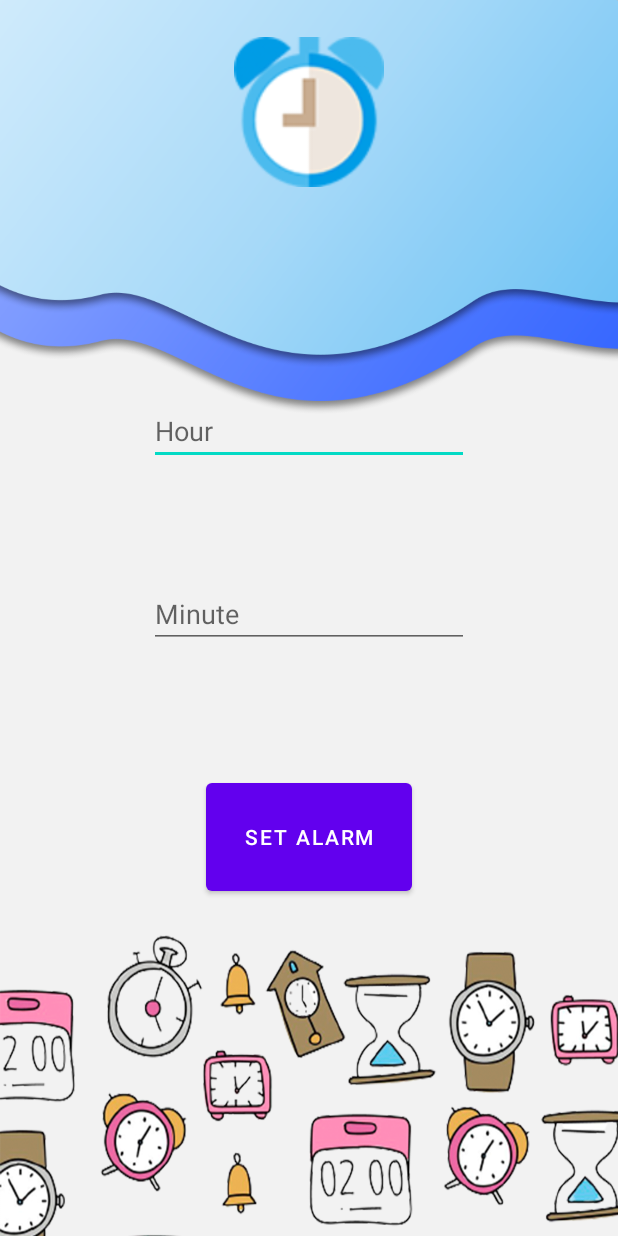
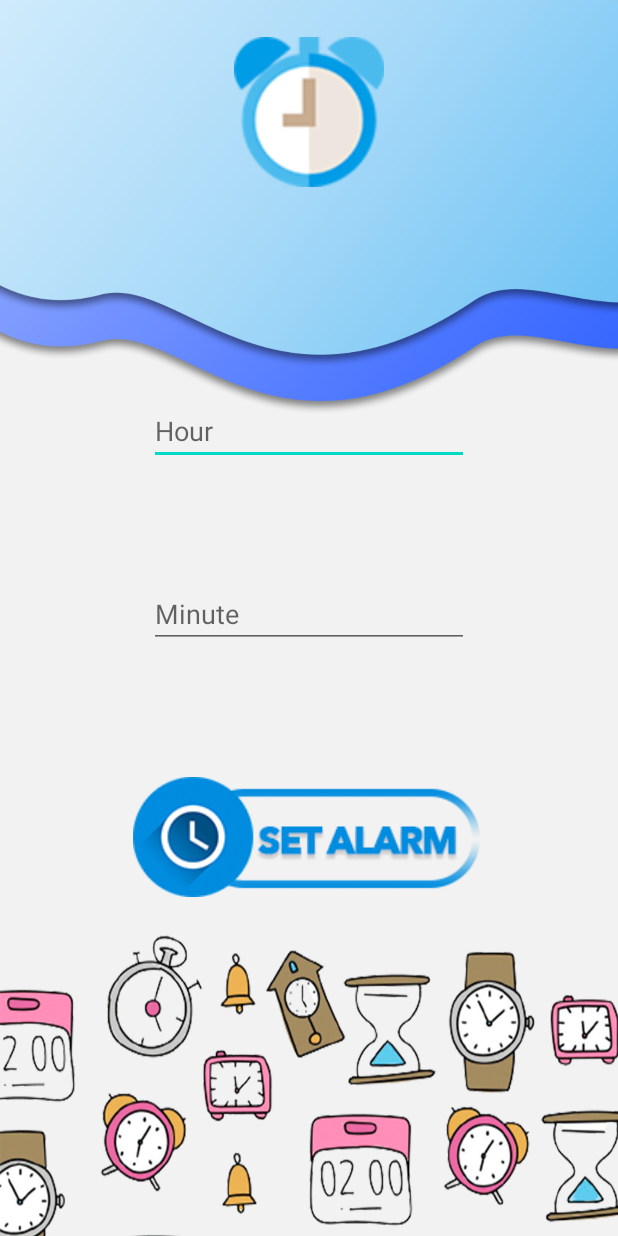
Before and after one commit to saizk/Reminiscence, an Android app: the AlarmActivity screen opened directly, with no data from a screen before it, on a phone screen of 412 x 824 dp. Run offline under Robolectric (Android 15) with nearby library versions, the phone set to English and light mode, and no system bars.

Commit message:
alarm interface

```diff
--- a/app/src/main/java/com/example/reminiscence/AlarmActivity.java
+++ b/app/src/main/java/com/example/reminiscence/AlarmActivity.java
@@ -9,13 +9,14 @@ import android.provider.AlarmClock;
 import android.view.View;
 import android.widget.Button;
 import android.widget.EditText;
+import android.widget.ImageButton;
 
 public class AlarmActivity extends AppCompatActivity {
 
     EditText mHourEditText;
     EditText mMinuteEditText;
 
-    Button mSetAlarmButton;
+    ImageButton mSetAlarmButton;
 
     @Override
     protected void onCreate(Bundle savedInstanceState) {
@@ -26,7 +27,7 @@ public class AlarmActivity extends AppCompatActivity {
         mHourEditText = (EditText) findViewById(R.id.set_alarm_hour);
         mMinuteEditText = (EditText) findViewById(R.id.set_alarm_minute);
 
-        mSetAlarmButton = (Button) findViewById(R.id.set_alarm_button);
+        mSetAlarmButton = (ImageButton) findViewById(R.id.set_alarm_button);
         mSetAlarmButton.setOnClickListener(new View.OnClickListener() {
             @Override
             public void onClick(View v) {
--- a/app/src/main/res/layout/activity_alarm.xml
+++ b/app/src/main/res/layout/activity_alarm.xml
@@ -25,11 +25,12 @@
         </ImageView>
     </RelativeLayout>
 
-    <Button
+    <ImageButton
         android:id="@+id/set_alarm_button"
-        android:layout_width="137dp"
+        android:layout_width="250dp"
         android:layout_height="84dp"
-        android:text="SET ALARM"
+        android:src="@drawable/ui_setalarm"
+        android:background="#f2f2f2"
         app:layout_constraintBottom_toBottomOf="parent"
         app:layout_constraintEnd_toEndOf="parent"
         app:layout_constraintStart_toStartOf="parent"
```
Also changed, not shown: app/src/main/res/drawable/ui_setalarm.png (added).
